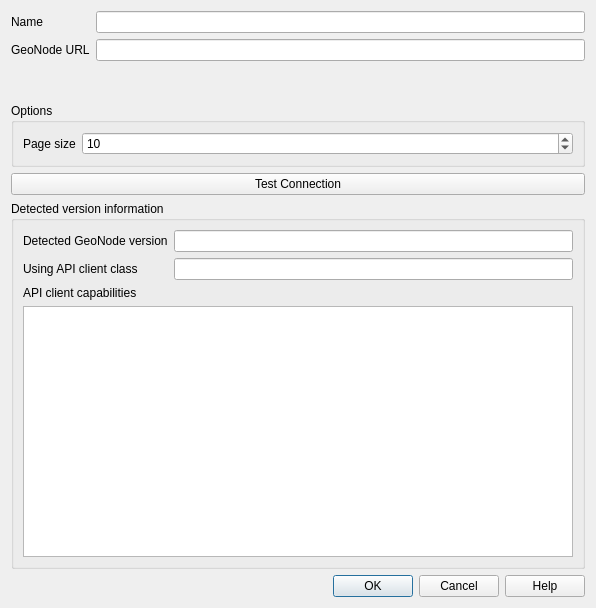
Old version of the form src/qgis_geonode/ui/connection_dialog.ui in the repository GeoNode/QGISGeoNodePlugin.
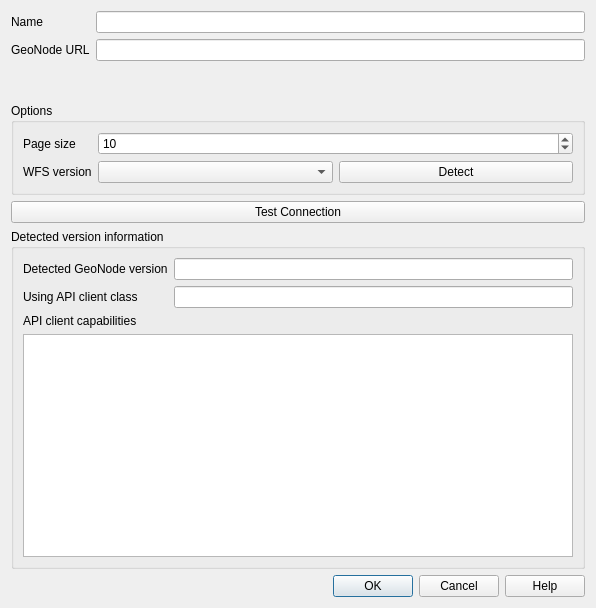
New version of the form. Custom widgets are drawn as their Qt base class.

Commit message: Add new configuration option to choose WFS version (#226)

What changed in the file:
```diff
--- a/src/qgis_geonode/ui/connection_dialog.ui
+++ b/src/qgis_geonode/ui/connection_dialog.ui
@@ -113,6 +113,27 @@
         </property>
        </widget>
       </item>
+      <item row="1" column="0">
+       <widget class="QLabel" name="label_7">
+        <property name="text">
+         <string>WFS version</string>
+        </property>
+       </widget>
+      </item>
+      <item row="1" column="1">
+       <layout class="QHBoxLayout" name="horizontalLayout">
+        <item>
+         <widget class="QComboBox" name="wfs_version_cb"/>
+        </item>
+        <item>
+         <widget class="QPushButton" name="detect_wfs_version_pb">
+          <property name="text">
+           <string>Detect</string>
+          </property>
+         </widget>
+        </item>
+       </layout>
+      </item>
      </layout>
     </widget>
    </item>
```
The commit also changes 8 other files.
